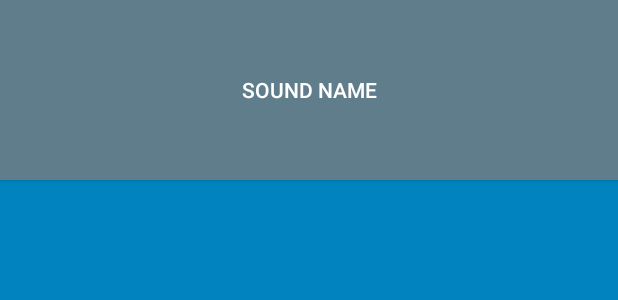
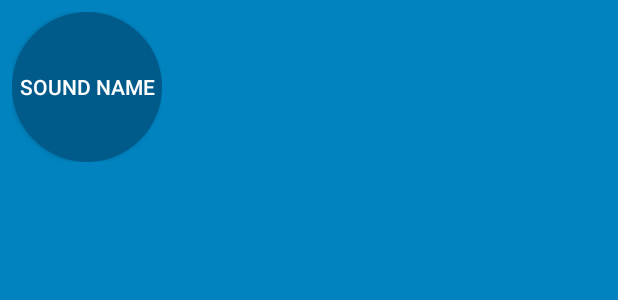
Before and after one commit to ZoharAndroid/AndroidProgramming3ed, an Android app: the layout list_item_sound.xml on its own in the app's theme, with its tools: preview values and no code run, on a phone screen of 412 x 824 dp. Shown: the top 300 px of the screen. Run offline under Robolectric (Android 15) with nearby library versions, the phone set to English and light mode, and no system bars.

Commit message:
23章完

```diff
--- /dev/null
+++ b/BeatBox/app/src/main/res/drawable/button_beat_box.xml
@@ -0,0 +1,5 @@
+<?xml version="1.0" encoding="utf-8"?>
+<selector xmlns:android="http://schemas.android.com/apk/res/android">
+    <item android:drawable="@drawable/button_beat_box_normal" android:state_pressed="false" />
+    <item android:drawable="@drawable/button_beat_box_pressed" android:state_pressed="true" />
+</selector>
--- /dev/null
+++ b/BeatBox/app/src/main/res/drawable/button_beat_box_normal.xml
@@ -0,0 +1,7 @@
+<?xml version="1.0" encoding="utf-8"?>
+<shape xmlns:android="http://schemas.android.com/apk/res/android"
+    android:shape="oval">
+
+    <solid android:color="@color/dark_blue"></solid>
+
+</shape>
--- /dev/null
+++ b/BeatBox/app/src/main/res/drawable/button_beat_box_pressed.xml
@@ -0,0 +1,19 @@
+<?xml version="1.0" encoding="utf-8"?>
+<layer-list xmlns:android="http://schemas.android.com/apk/res/android">
+
+    <item>
+        <shape android:shape="oval">
+            <solid android:color="@color/red"/>
+
+        </shape>
+    </item>
+
+    <item>
+        <shape android:shape="oval">
+            <stroke
+                android:width="4dp"
+                android:color="@color/dark_blue"/>
+        </shape>
+    </item>
+
+</layer-list>
--- a/BeatBox/app/src/main/res/layout/list_item_sound.xml
+++ b/BeatBox/app/src/main/res/layout/list_item_sound.xml
@@ -3,18 +3,25 @@
     xmlns:tools="http://schemas.android.com/tools">
 
     <data>
+
         <variable
             name="viewModel"
             type="com.zohar.beatbox.SoundViewModel" />
     </data>
 
-    <Button
-        android:background="?attr/colorAccent"
-        android:layout_width="match_parent"
-        android:layout_height="120dp"
-        android:text="@{viewModel.title}"
-        android:onClick="@{ (view) -> viewModel.onButtonClicked()}"
-        tools:text="Sound name">
+    <FrameLayout
+        android:layout_width="wrap_content"
+        android:layout_height="wrap_content"
+        android:layout_margin="8dp">
 
-    </Button>
+        <Button
+            android:layout_gravity="center"
+            android:layout_width="100dp"
+            android:layout_height="100dp"
+            android:background="@drawable/button_beat_box"
+            android:onClick="@{ (view) -> viewModel.onButtonClicked()}"
+            android:text="@{viewModel.title}"
+            tools:text="Sound name">
+        </Button>
+    </FrameLayout>
 </layout>
```
